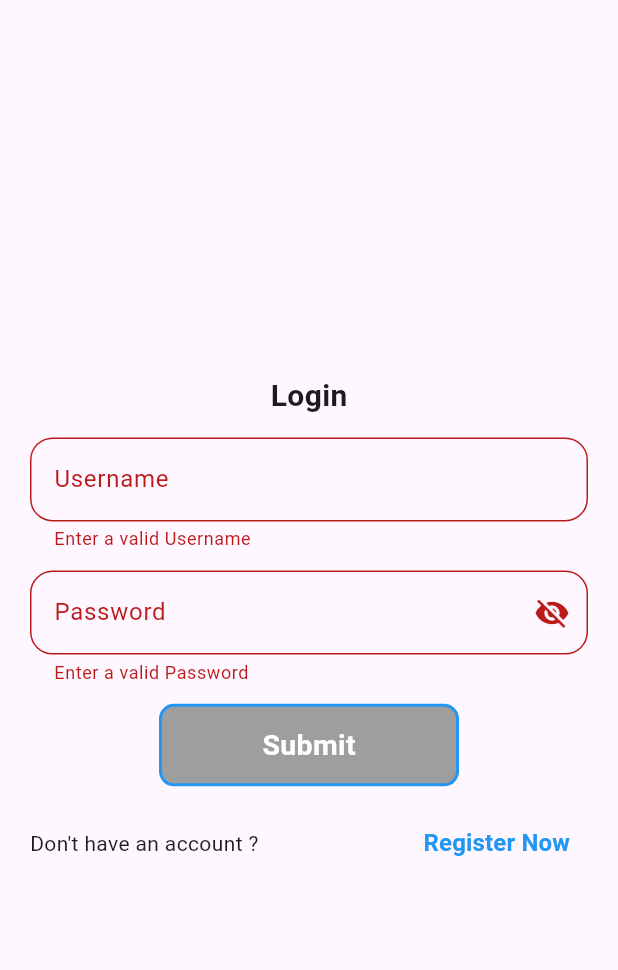
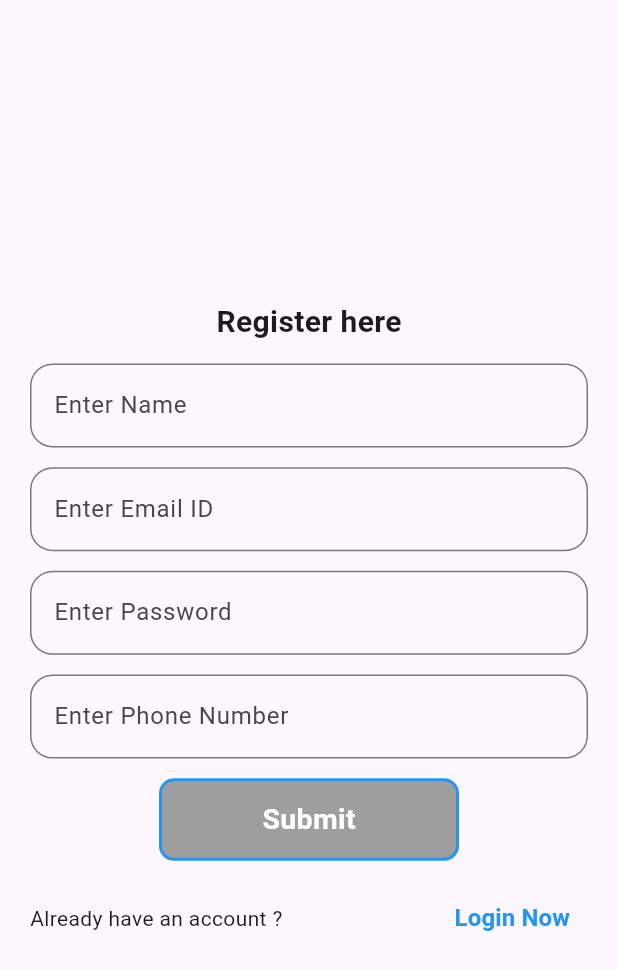
Before and after one commit to BIBINKB97/Tezda, a Flutter app: the screen it shows after launch, after a tap on "Submit", after a tap on "Register Now", on a phone screen of 412 x 824 dp. Shown: the top 970 px of the screen. Run offline on Flutter 3.47's test engine with Material 3 defaults, Android fonts, the phone set to English and light mode, and no system bars; our stand-ins replace shared_preferences; missing offline and left inert: star_rating; network calls fail.

Commit message:
registration UI completed

```diff
--- a/lib/controller/auth_controller/auth_controller.dart
+++ b/lib/controller/auth_controller/auth_controller.dart
@@ -1,6 +1,5 @@
+import 'dart:async';
 import 'dart:convert';
-import 'dart:js';
-import 'package:flutter/material.dart';
 import 'package:http/http.dart' as http;
 import 'package:shared_preferences/shared_preferences.dart';
 import 'package:tezda/api/api_key.dart';
@@ -10,7 +9,6 @@ import 'package:tezda/model/user_model/user_model.dart';
 class AuthController {
   final client = http.Client();
 
-
   Future<UserModel?> login(String username, String password) async {
     final Map<String, dynamic> body = {
       'username': username,
@@ -19,9 +17,7 @@ class AuthController {
     try {
       final response =
           await client.post(Uri.parse("${API().baseUrl}${API().authUrl}"),
-              headers: {
-                'Content-Type': 'application/json',
-              },
+              headers: {'Content-Type': 'application/json',},
               body: jsonEncode(body));
 
       if (response.statusCode == 200) {
@@ -29,25 +25,19 @@ class AuthController {
         final UserModel user = UserModel.fromJson(result);
         SharedPreferences _pref = await SharedPreferences.getInstance();
         _pref.setString('token', user.token.toString());
-
         return user;
 
       }
 
-
-    } catch (error) {
-           ScaffoldMessenger.of(context as BuildContext).showSnackBar(
-            SnackBar(
-              content: Text('Invalid ID or Password'),
-            ),
-          );
+    } catch (e) {
+    print(e);
     }
     return null;
   }
     // Check if the user is already logged in
   Future<bool> isLoggedIn() async {
-    SharedPreferences _pref = await SharedPreferences.getInstance();
-    final token = _pref.getString('token');
+    SharedPreferences pref = await SharedPreferences.getInstance();
+    final token = pref.getString('token');
     return token != null;
   }
 
--- a/lib/main.dart
+++ b/lib/main.dart
@@ -23,7 +23,7 @@ class MyApp extends StatelessWidget {
         initialRoute: '/',
        routes: {
         '/': (context) => LoginPage(),
-        '/home': (context) => HomePage(),
+        '/home': (context) => RegistrationScreen(),
         '/register': (context) => RegistrationScreen(),
 
 
--- a/lib/view/home_page/home_screen.dart
+++ b/lib/view/home_page/home_screen.dart
@@ -89,7 +89,6 @@ class _HomePageState extends State<HomePage> {
                                      ),
                                      CustomText(text: "${product.discountPercentage.toString()}% ▼",fs: 15,fw: FontWeight.w600,color: kgreen,),
                                      CustomText(text: "${product.price.toString()} USD",fs: 15,fw: FontWeight.w600,),
-                                     CustomText(text: "Available Stock : ${product.stock.toString()} ",fs: 15,fw: FontWeight.w500,),
 
                                     ],
                                   )
--- a/lib/view/login_screen/login_screen.dart
+++ b/lib/view/login_screen/login_screen.dart
@@ -6,17 +6,14 @@ import 'package:tezda/utils/utils.dart';
 
 class LoginPage extends StatefulWidget {
   const LoginPage({super.key});
-
   @override
   State<LoginPage> createState() => _LoginPageState();
 }
-
 class _LoginPageState extends State<LoginPage> {
   bool isVisible = true;
   final loginKey = GlobalKey<FormState>();
   final TextEditingController _usernameController = TextEditingController();
   final TextEditingController _passwordController = TextEditingController();
-
 
 
  @override
@@ -76,7 +73,6 @@ class _LoginPageState extends State<LoginPage> {
                         return null;
                       },
                     ),
-
                     TextFormField(
                       controller: _passwordController,
                       obscureText: isVisible,
@@ -138,11 +134,13 @@ class _LoginPageState extends State<LoginPage> {
            height: 50,
             margin:EdgeInsets.symmetric(horizontal: 20) ,
               child: Row(
-                        mainAxisAlignment: MainAxisAlignment.spaceBetween,
-                        children: [
-                       CustomText(text:"Don't have an account ?",),
-                         TextButton(onPressed: () {  },
-                         child: CustomText(text:'Register Now',fs: 16,fw: FontWeight.w600,color:kblue ,),)
+                  mainAxisAlignment: MainAxisAlignment.spaceBetween,
+                 children: [
+                 CustomText(text:"Don't have an account ?",),
+                 TextButton(onPressed: () {
+                  Navigator.of(context).pushNamed('/register');
+                  },
+                 child: CustomText(text:'Register Now',fs: 16,fw: FontWeight.w600,color:kblue ,),)
                       ],),
             )
           ],
--- a/lib/view/login_screen/registration_screen/registration_screen.dart
+++ b/lib/view/login_screen/registration_screen/registration_screen.dart
@@ -1,10 +1,83 @@
 import 'package:flutter/material.dart';
+import 'package:tezda/utils/common_widgets/custom_container.dart';
+import 'package:tezda/utils/common_widgets/text_style.dart';
+import 'package:tezda/utils/utils.dart';
+import 'package:tezda/view/login_screen/registration_screen/widgets/text_form_field.dart';
 
-class RegistrationScreen extends StatelessWidget {
-  const RegistrationScreen({super.key});
+class RegistrationScreen extends StatefulWidget {
+   const RegistrationScreen({super.key});
 
   @override
+  State<RegistrationScreen> createState() => _RegistrationScreenState();
+}
+
+class _RegistrationScreenState extends State<RegistrationScreen> {
+    TextEditingController _nameController =TextEditingController();
+      TextEditingController _emailController =TextEditingController();
+      TextEditingController _passwordController =TextEditingController();
+      TextEditingController _phoneController =TextEditingController();
+
+// To dispose the both Controllers
+  @override
+  void dispose() {
+    _nameController .dispose();
+    _emailController .dispose();
+    _passwordController.dispose();
+    _phoneController .dispose();
+    super.dispose();
+  }
+  @override
   Widget build(BuildContext context) {
-    return  Scaffold();
+    return  Scaffold(
+      body: SafeArea(
+        child: Column(
+          mainAxisAlignment: MainAxisAlignment.center,
+          children: [
+            Container(
+              margin: EdgeInsets.symmetric(horizontal: 20),
+             height: 400,
+              child: Column(
+              mainAxisAlignment: MainAxisAlignment.spaceEvenly,
+              children: [
+                 CustomText(text: "Register here",fs: 20,fw: FontWeight.w600,),
+               CustomTextFormField(label: "Enter Name", controller: _nameController),
+               CustomTextFormField(label: "Enter Email ID", controller: _emailController),
+               CustomTextFormField(label: "Enter Password", controller: _passwordController),
+               CustomTextFormField(label: "Enter Phone Number", controller: _phoneController),
+                InkWell(
+                  onTap: () {
+                    //Logic for Registration
+                  },
+                  child: CustomContainer(
+                      height: 55,
+                      width: 200,
+                        borderRadius: 10,
+                        border: Border.all(
+                          width: 2,
+                          color: kblue),
+                      color: kgrey,
+                      child: Center(child: CustomText(text: "Submit",fs: 19,fw: FontWeight.w600,color: kwhite,)),
+                     ),
+                ),
+                ],
+              ),
+            ),
+            Container(
+           height: 50,
+            margin:EdgeInsets.symmetric(horizontal: 20) ,
+              child: Row(
+                  mainAxisAlignment: MainAxisAlignment.spaceBetween,
+                 children: [
+                 CustomText(text:"Already have an account ?",),
+                 TextButton(onPressed: () {
+                  Navigator.of(context).pushNamed('/');
+                  },
+                 child: CustomText(text:'Login Now',fs: 16,fw: FontWeight.w600,color:kblue ,),)
+                      ],),
+            )
+          ],
+        ),
+      ),
+    );
   }
 }
--- /dev/null
+++ b/lib/view/login_screen/registration_screen/widgets/text_form_field.dart
@@ -0,0 +1,27 @@
+import 'package:flutter/material.dart';
+
+class CustomTextFormField extends StatelessWidget {
+  final String label;
+  final TextEditingController controller ;
+  const CustomTextFormField({
+    super.key,
+    required this.label,
+    required this.controller});
+
+  @override
+  Widget build(BuildContext context) {
+    return TextFormField(
+      controller: controller,
+          decoration: InputDecoration(
+           label: Text(label),
+           border: OutlineInputBorder(
+           borderRadius: BorderRadius.circular(15))),
+           validator: (value) {
+           if (value!.isEmpty) {
+              return "Field cannot be empty !";
+            }
+            return null;
+          },
+       );
+  }
+}
```
Also changed, not shown: lib/view/home_page/product_details/product_details_screen.dart (+50 -30 lines).
